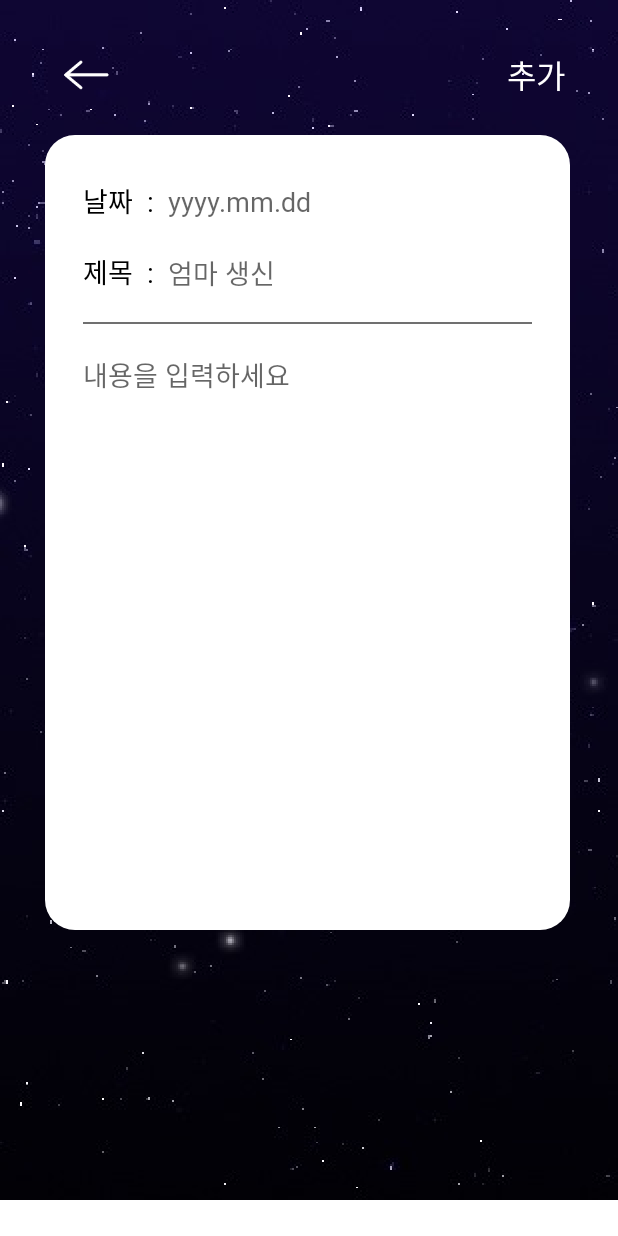
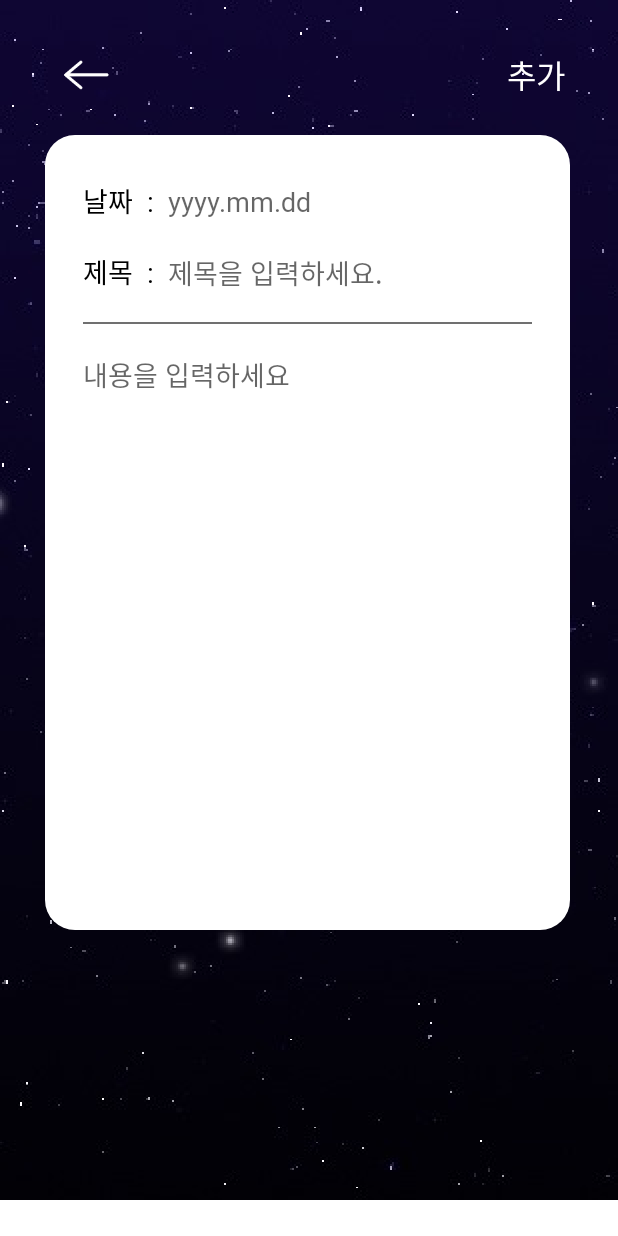
Before and after one commit to ChoSounhyung/MyLittleStarDiary, an Android app: the AddActivity screen opened directly, with no data from a screen before it, on a phone screen of 412 x 824 dp. Run offline under Robolectric (Android 15) with nearby library versions, the phone set to English and light mode, and no system bars.

Commit message:
edittext hint 변경

```diff
--- a/app/src/main/res/layout/activity_add.xml
+++ b/app/src/main/res/layout/activity_add.xml
@@ -102,7 +102,7 @@
                         android:layout_width="match_parent"
                         android:layout_height="wrap_content"
                         android:background="@null"
-                        android:hint="엄마 생신"
+                        android:hint="제목을 입력하세요."
                         android:fontFamily="@font/main_font_regular"
                         android:textSize="18sp"
                         android:maxLines="1" />
```
